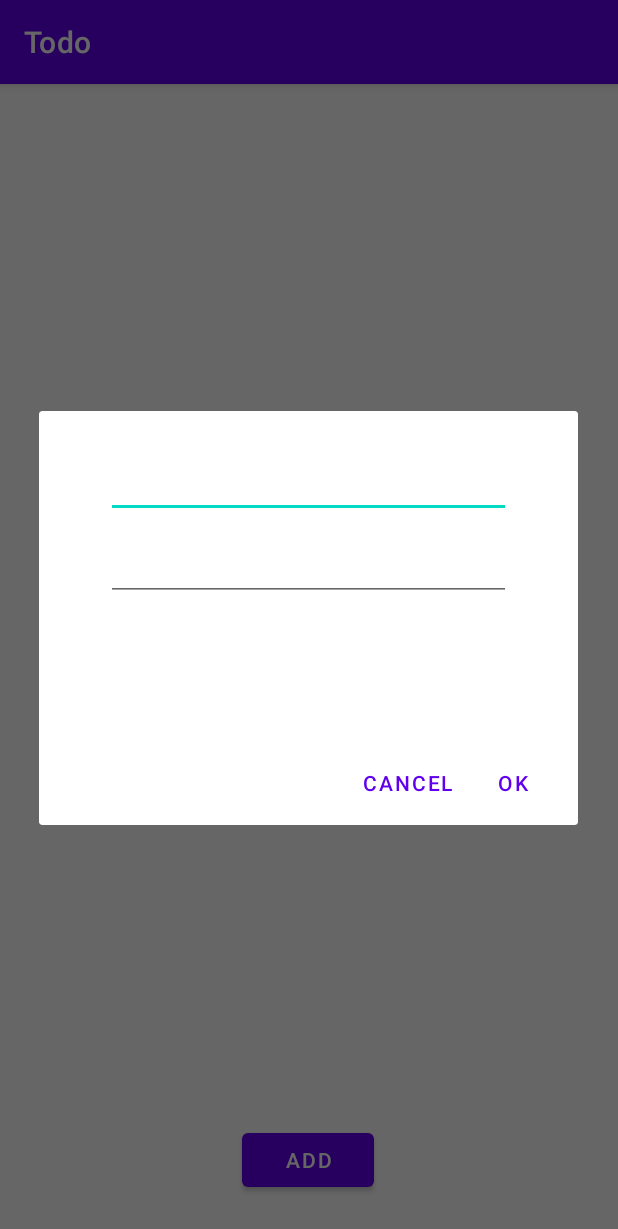
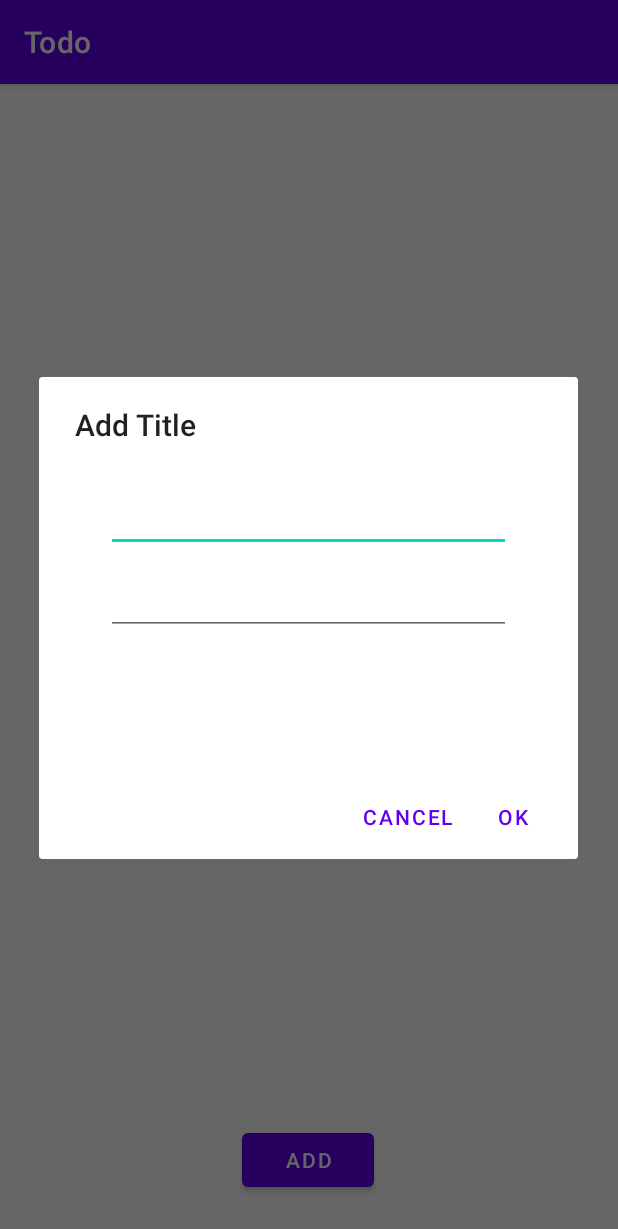
Before and after one commit to swaleha-coditas/Todo_3, an Android app: the screen it shows after launch (MainActivity), after a tap on "ADD", on a phone screen of 412 x 824 dp. Shown: the top 1229 px of the screen. Run offline under Robolectric (Android 15) with nearby library versions, the phone set to English and light mode, and no system bars; our stand-ins replace data binding.

```diff
--- a/app/src/main/java/com/example/todo/MainActivity.kt
+++ b/app/src/main/java/com/example/todo/MainActivity.kt
@@ -2,26 +2,36 @@ package com.example.todo
 
 import androidx.appcompat.app.AppCompatActivity
 import android.os.Bundle
-import android.view.LayoutInflater
-import android.widget.Button
-import android.widget.TextView
-import android.widget.Toast
+import android.view.View
+import android.widget.*
 import androidx.appcompat.app.AlertDialog
+import androidx.databinding.DataBindingUtil
+import androidx.fragment.app.DialogFragment
+import androidx.lifecycle.ViewModelProvider
 import androidx.recyclerview.widget.LinearLayoutManager
-import androidx.recyclerview.widget.RecyclerView
+import com.example.todo.databinding.ActivityMainBinding
 
-class MainActivity : AppCompatActivity(), OnItemLongClickListener {
+
+class MainActivity : AppCompatActivity(), OnItemLongClickListener, NewDialogFragment.NewDialogListener{
+    private lateinit var binding: ActivityMainBinding
     private lateinit var addButton: Button
-    private lateinit var recyclerView: RecyclerView
     private lateinit var todos: ArrayList<ToDo>
     private lateinit var todoAdapter: ToDoAdapter
+    private lateinit var viewModel: ToDoViewModel
+
 
     override fun onCreate(savedInstanceState: Bundle?) {
         super.onCreate(savedInstanceState)
-        setContentView(R.layout.activity_main)
+        binding = ActivityMainBinding.inflate(layoutInflater)
+        setContentView(binding.root)
 
-        val recyclerView = findViewById<RecyclerView>(R.id.recyclerView)
-        recyclerView.layoutManager = LinearLayoutManager(this)
+        viewModel = ViewModelProvider(this).get(ToDoViewModel::class.java)
+        binding = DataBindingUtil.setContentView(this, R.layout.activity_main)
+
+        binding.recyclerView.layoutManager = LinearLayoutManager(this)
+
+        binding.recyclerView.adapter = ToDoAdapter(viewModel.todo, this)
+
         //Dummy Data
         //  val todos = ArrayList<ToDo>()
         //  todos.add(ToDo("Item 1", "Go for a walk"))
@@ -30,46 +40,101 @@ class MainActivity : AppCompatActivity(), OnItemLongClickListener {
         //  todos.add(ToDo("Item 4", "Buy stuffs"))
         todos = ArrayList()
         addButton = findViewById(R.id.addButton)
-        todoAdapter = ToDoAdapter(todos,this)
-        addButton.setOnClickListener { addInfo() }
+        todoAdapter = ToDoAdapter(todos, this)
+        binding.addButton.setOnClickListener { addInfo() }
 
 
-        val adapter = ToDoAdapter(todos,this)
-
-
-        recyclerView.adapter = adapter
-    }
-
-    private fun addInfo() {
-        val inflater = LayoutInflater.from(this)
-        val v = inflater.inflate(R.layout.add_dialog, null)
-
-        val addTitle = v.findViewById<TextView>(R.id.addTitle)
-        val addDescription = v.findViewById<TextView>(R.id.addDescription)
-        val addDialog = AlertDialog.Builder(this)
-
-        with(addDialog) {
-
-            setView(v)
-        }
-        addDialog.setPositiveButton("Ok") { dialog, _ ->
-            val addTitleText = addTitle.text.toString()
-            val addDescriptionText = addDescription.text.toString()
-            todos.add(ToDo("Title: $addTitleText", "Description. : $addDescriptionText"))
-            Toast.makeText(this, "Adding User Information Success", Toast.LENGTH_SHORT).show()
-            dialog.dismiss()
-        }
-        addDialog.setNegativeButton("Cancel") { dialog, _ ->
-            dialog.dismiss()
-            Toast.makeText(this, "Cancel", Toast.LENGTH_SHORT).show()
-        }
-        addDialog.create()
-        addDialog.show()
-    }
-
-    override fun onItemLongClickListener(position: Int) {
-        Toast.makeText(this, "Item Clicked", Toast.LENGTH_SHORT).show()
     }
 
 
+    override fun onItemLongClickListener(position: Int, view: View) {
+        val popupMenu = PopupMenu(this, view)
+        popupMenu.inflate(R.menu.show_menu)
+        popupMenu.show()
+
+        popupMenu.setOnMenuItemClickListener {
+            when (it.itemId) {
+                R.id.update_item -> {
+                     fun updateItem(position: Int) {
+                         Toast.makeText(this, "Updated", Toast.LENGTH_SHORT).show()
+                        val newFragment = NewDialogFragment.newInstance(R.string.add_title,R.string.add_description,position)
+                        newFragment.show(supportFragmentManager, "newItem")
+                    }
+
+                }
+                R.id.delete_item -> {
+
+                    AlertDialog.Builder(this)
+                        .setTitle("Delete")
+                        .setMessage("Are you sure delete this Information")
+                        .setPositiveButton("Yes") { dialog, _ ->
+                            todos.removeAt(position)
+                            todoAdapter.notifyItemRemoved(position)
+                            Toast.makeText(this, "Deleted this Information", Toast.LENGTH_SHORT)
+                                .show()
+                            dialog.dismiss()
+                        }
+                        .setNegativeButton("No") { dialog, _ ->
+                            dialog.dismiss()
+                        }
+                        .create()
+                        .show()
+                }
+            }
+
+            true
+
+        }
+
+    }
+    private fun addInfo() {
+        val newFragment = NewDialogFragment.newInstance(R.string.add_title,R.string.add_description, null)
+        newFragment.show(supportFragmentManager, "newItem")
+    }
+
+    override fun onDialogPositiveClick(
+        dialog: DialogFragment,
+        toDo: ToDo,
+        isEdit: Boolean,
+        position: Int?
+    ) {
+        if (!isEdit) {
+            viewModel.todo.add(toDo)
+        } else {
+            viewModel.updateItem(position!!, toDo)
+            binding.recyclerView.adapter?.notifyDataSetChanged()
+        }
+    }
+
+    override fun onDialogNegativeClick(dialog: DialogFragment) {
+        Toast.makeText(this, "Cancelled", Toast.LENGTH_SHORT).show()
+    }
+
+
+//   private fun addInfo() {
+//       val inflater = LayoutInflater.from(this)
+//        val v = inflater.inflate(R.layout.add_dialog, null)
+//        val addTitle = v.findViewById<TextView>(R.id.addTitle)
+//        val addDescription = v.findViewById<TextView>(R.id.addDescription)
+//        val addDialog = AlertDialog.Builder(this)
+//
+//        with(addDialog) {
+//
+//            setView(v)
+//        }
+//        addDialog.setPositiveButton("Ok") { dialog, _ ->
+//            val addTitleText = addTitle.text.toString()
+//            val addDescriptionText = addDescription.text.toString()
+//            todos.add(ToDo("Title: $addTitleText", "Description. : $addDescriptionText"))
+//            todoAdapter.notifyDataSetChanged()
+//            Toast.makeText(this, "Adding User Information Success", Toast.LENGTH_SHORT).show()
+//            dialog.dismiss()
+//        }
+//        addDialog.setNegativeButton("Cancel") { dialog, _ ->
+//            dialog.dismiss()
+//            Toast.makeText(this, "Cancel", Toast.LENGTH_SHORT).show()
+//        }
+//        addDialog.create()
+//        addDialog.show()
+//    }
 }
--- /dev/null
+++ b/app/src/main/java/com/example/todo/NewDialogFragment.kt
@@ -0,0 +1,90 @@
+package com.example.todo
+
+import android.annotation.SuppressLint
+import android.app.AlertDialog
+import android.app.Dialog
+import android.os.Bundle
+import android.widget.EditText
+import androidx.fragment.app.DialogFragment
+import androidx.lifecycle.ViewModelProvider
+
+class NewDialogFragment : DialogFragment() {
+    interface  NewDialogListener{
+        fun onDialogPositiveClick(dialog: DialogFragment,toDo: ToDo , isEdit: Boolean,position: Int?)
+
+        fun onDialogNegativeClick(dialog: DialogFragment)
+    }
+
+    private var newDialogListener: NewDialogListener? = null
+    private var isEdit = false
+    private lateinit var viewModel: ToDoViewModel
+
+
+    companion object {
+        fun newInstance(title: Int,description : Int, position: Int?):
+                NewDialogFragment {
+
+            val newDialogFragment = NewDialogFragment()
+            val args = Bundle()
+            args.putInt("dialog_title", title)
+            args.putInt("dialog_description",description)
+            if (position != null) {
+                args.putInt("item_position", position)
+            } else {
+                args.putInt("item_position", -1)
+            }
+            newDialogFragment.arguments = args
+            return newDialogFragment
+        }
+    }
+    @SuppressLint("InflateParams")
+    override fun onCreateDialog(savedInstanceState: Bundle?): Dialog {
+        activity?.let {
+            viewModel = ViewModelProvider(it).get(ToDoViewModel::class.java)
+        }
+
+        val title = arguments?.getInt("dialog_title")
+        val description = arguments?.getInt("dialog_description")
+        val position = arguments?.getInt("item_position", -1)
+
+        val builder = AlertDialog.Builder(activity)
+        if (title != null) {
+            builder.setTitle(title)
+        }
+
+        newDialogListener = activity as NewDialogListener
+
+        val dialogView =
+            activity?.layoutInflater?.inflate(R.layout.add_dialog, null)
+
+        val itemTitle = dialogView?.findViewById<EditText>(R.id.addTitle)
+        val itemDescription = dialogView?.findViewById<EditText>(R.id.addDescription)
+
+
+        if (position != -1) {
+            val retrievedItem = viewModel.todo[position!!]
+            isEdit = true
+            itemTitle?.setText(retrievedItem.title)
+            itemDescription?.setText(retrievedItem.description)
+
+        }
+
+        builder.setView(dialogView)
+            .setPositiveButton("OK") { _, _ ->
+                val addTitle = itemTitle?.text
+                val addDescription = itemDescription?.text
+
+
+                val todo = ToDo(
+                    title = itemTitle?.text.toString(),
+                    description = itemDescription?.text.toString()
+                )
+
+                newDialogListener?.onDialogPositiveClick(this, todo, isEdit, position)
+            }
+            .setNegativeButton(android.R.string.cancel) { _, _ ->
+                newDialogListener?.onDialogNegativeClick(this)
+            }
+        return builder.create()
+    }
+}
--- /dev/null
+++ b/app/src/main/java/com/example/todo/OnItemCLickListener.kt
@@ -0,0 +1,10 @@
+package com.example.todo
+
+import android.view.View
+
+
+interface OnItemLongClickListener {
+
+    fun onItemLongClickListener(position: Int,view: View)
+
+}
--- a/app/src/main/java/com/example/todo/OnItemLongClickListener.kt
+++ /dev/null
@@ -1,7 +0,0 @@
-package com.example.todo
-
-
-
-interface OnItemLongClickListener {
- fun onItemLongClickListener(position: Int)
-}
--- a/app/src/main/java/com/example/todo/ToDo.kt
+++ b/app/src/main/java/com/example/todo/ToDo.kt
@@ -1,6 +1,6 @@
 package com.example.todo
 
  data class ToDo (
-     val title : String,
-     val description : String
+     var title : String = "",
+     var description : String = ""
          )
--- /dev/null
+++ b/app/src/main/java/com/example/todo/ToDoViewModel.kt
@@ -0,0 +1,14 @@
+package com.example.todo
+
+import androidx.lifecycle.ViewModel
+
+class ToDoViewModel : ViewModel() {
+    var todo : ArrayList<ToDo> = ArrayList()
+    fun removeItem(position: Int) {
+        todo.removeAt(position)
+    }
+
+    fun updateItem(position: Int, updatedItem: ToDo) {
+        todo[position] = updatedItem
+    }
+    }
--- a/app/src/main/res/layout/activity_main.xml
+++ b/app/src/main/res/layout/activity_main.xml
@@ -1,7 +1,15 @@
 <?xml version="1.0" encoding="utf-8"?>
-<androidx.constraintlayout.widget.ConstraintLayout xmlns:android="http://schemas.android.com/apk/res/android"
+<layout xmlns:android="http://schemas.android.com/apk/res/android"
     xmlns:app="http://schemas.android.com/apk/res-auto"
-    xmlns:tools="http://schemas.android.com/tools"
+    xmlns:tools="http://schemas.android.com/tools">
+
+    <data>
+   <variable
+    name="add"
+    type="com.example.todo.ToDo" />
+    </data>
+
+    <androidx.constraintlayout.widget.ConstraintLayout
         android:layout_width="match_parent"
         android:layout_height="match_parent"
         tools:context=".MainActivity">
@@ -31,3 +39,4 @@
             app:layout_constraintStart_toStartOf="parent"
             app:layout_constraintTop_toBottomOf="@+id/recyclerView" />
     </androidx.constraintlayout.widget.ConstraintLayout>
+</layout>
--- /dev/null
+++ b/app/src/main/res/menu/show_menu.xml
@@ -0,0 +1,15 @@
+<?xml version="1.0" encoding="utf-8"?>
+<menu xmlns:android="http://schemas.android.com/apk/res/android"
+    xmlns:app="http://schemas.android.com/apk/res-auto">
+    <item
+        android:id="@+id/update_item"
+        android:orderInCategory="100"
+        android:title="Update"
+        app:showAsAction="never" />
+    <item
+        android:id="@+id/delete_item"
+        android:orderInCategory="100"
+        android:title="Delete"
+        app:showAsAction="never" />
+
+</menu>
```
Also changed, not shown: app/build.gradle (+7 -0 lines), app/src/main/java/com/example/todo/ToDoAdapter.kt (+19 -13 lines), app/src/main/res/layout/row_layout.xml (+17 -2 lines). Lines whose indentation alone changed are shown as unchanged.
